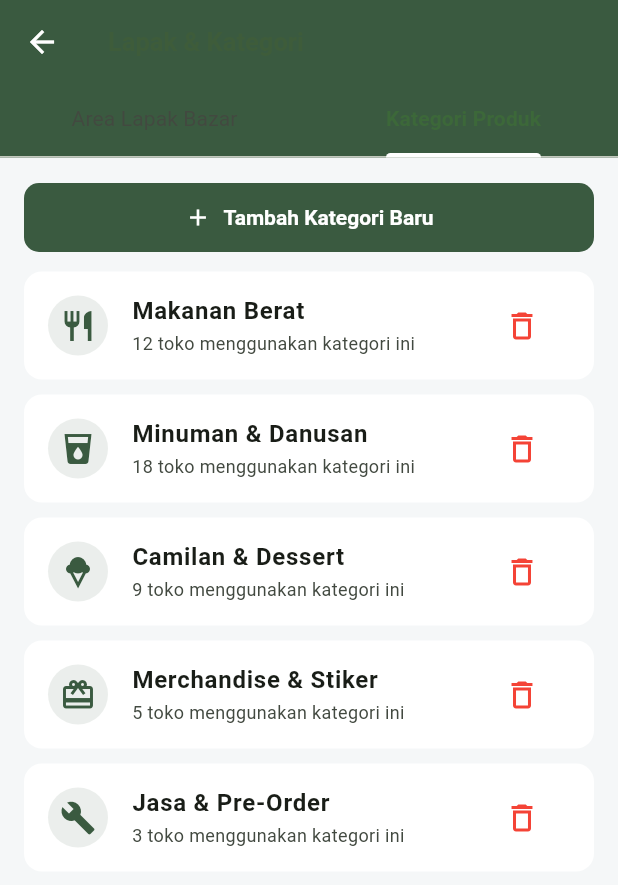
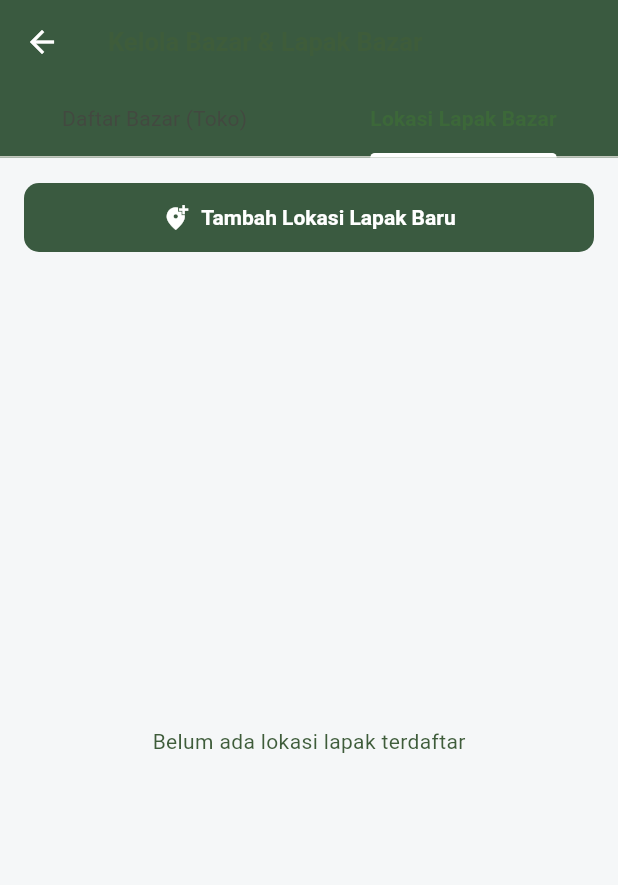
Before and after one commit to OliviaSILITONGA/bazar_usu, a Flutter app: the ManageBazaarPage screen opened directly, tab 2 chosen, on a phone screen of 412 x 824 dp. Shown: the top 885 px of the screen. Run offline on Flutter 3.47's test engine with Material 3 defaults, Android fonts, the phone set to English and light mode, and no system bars; our stand-ins replace cloud_firestore, firebase_auth, firebase_core, geocoding, geolocator, image_picker; accounts and stored records are empty.

Commit message:
backend kelola bazar

```diff
--- a/lib/screens/manage_bazaar_page.dart
+++ b/lib/screens/manage_bazaar_page.dart
@@ -1,3 +1,4 @@
+import 'package:cloud_firestore/cloud_firestore.dart';
 import 'package:flutter/material.dart';
 
 import '../constants.dart';
@@ -13,68 +14,6 @@ class _ManageBazaarPageState extends State<ManageBazaarPage>
     with SingleTickerProviderStateMixin {
   late TabController _tabController;
 
-  // Data simulasi Lapak Bazar
-  final List<Map<String, dynamic>> _spots = [
-    {
-      'id': '1',
-      'nama': 'Lapak Gedung A - Pendopo USU',
-      'lokasi': 'Fasilkom-TI / Samping Perpustakaan',
-      'kapasitas': 10,
-      'terisi': 8,
-      'status': 'Aktif',
-    },
-    {
-      'id': '2',
-      'nama': 'Lapak Parkiran FEB',
-      'lokasi': 'Pelataran Fakultas Ekonomi',
-      'kapasitas': 15,
-      'terisi': 15,
-      'status': 'Penuh',
-    },
-    {
-      'id': '3',
-      'nama': 'Lapak Lapangan Pancasila',
-      'lokasi': 'Area Tengah Kampus USU',
-      'kapasitas': 20,
-      'terisi': 5,
-      'status': 'Aktif',
-    },
-  ];
-
-  // Data simulasi Kategori Produk
-  final List<Map<String, dynamic>> _categories = [
-    {
-      'id': '1',
-      'nama': 'Makanan Berat',
-      'icon': Icons.restaurant,
-      'jumlahToko': 12,
-    },
-    {
-      'id': '2',
-      'nama': 'Minuman & Danusan',
-      'icon': Icons.local_drink,
-      'jumlahToko': 18,
-    },
-    {
-      'id': '3',
-      'nama': 'Camilan & Dessert',
-      'icon': Icons.icecream,
-      'jumlahToko': 9,
-    },
-    {
-      'id': '4',
-      'nama': 'Merchandise & Stiker',
-      'icon': Icons.card_giftcard,
-      'jumlahToko': 5,
-    },
-    {
-      'id': '5',
-      'nama': 'Jasa & Pre-Order',
-      'icon': Icons.build,
-      'jumlahToko': 3,
-    },
-  ];
-
   @override
   void initState() {
     super.initState();
@@ -87,42 +26,50 @@ class _ManageBazaarPageState extends State<ManageBazaarPage>
     super.dispose();
   }
 
-  // Dialog Tambah / Edit Lapak
-  void _showAddEditSpotDialog({Map<String, dynamic>? spot, int? index}) {
+  // Dialog Tambah / Edit Lokasi Lapak Bazar (Tab 2)
+  void _showAddEditSpotDialog({DocumentSnapshot? doc}) {
     final nameController = TextEditingController(
-      text: spot != null ? spot['nama'] : '',
+      text: doc != null ? doc['nama'] : '',
     );
     final locationController = TextEditingController(
-      text: spot != null ? spot['lokasi'] : '',
+      text: doc != null ? doc['lokasi'] : '',
     );
     final capacityController = TextEditingController(
-      text: spot != null ? spot['kapasitas'].toString() : '',
+      text: doc != null ? doc['kapasitas'].toString() : '',
     );
 
     showDialog(
       context: context,
       builder: (context) {
         return AlertDialog(
-          title: Text(spot == null ? 'Tambah Area Lapak' : 'Edit Area Lapak'),
+          title: Text(
+            doc == null ? 'Tambah Lokasi Lapak Baru' : 'Edit Lokasi Lapak',
+          ),
           content: Column(
             mainAxisSize: MainAxisSize.min,
             children: [
               TextField(
                 controller: nameController,
-                decoration: const InputDecoration(labelText: 'Nama Area Lapak'),
+                decoration: const InputDecoration(
+                  labelText: 'Nama Lokasi / Fakultas',
+                  hintText: 'Contoh: FEB, Fasilkom-TI, Pendopo USU',
+                ),
               ),
               const SizedBox(height: 8),
               TextField(
                 controller: locationController,
                 decoration: const InputDecoration(
-                  labelText: 'Lokasi / Patokan',
+                  labelText: 'Detail Patokan Tempat',
+                  hintText: 'Contoh: Pelataran Parkiran FEB',
                 ),
               ),
               const SizedBox(height: 8),
               TextField(
                 controller: capacityController,
                 keyboardType: TextInputType.number,
-                decoration: const InputDecoration(labelText: 'Kapasitas Toko'),
+                decoration: const InputDecoration(
+                  labelText: 'Kapasitas Maksimal Bazar',
+                ),
               ),
             ],
           ),
@@ -133,28 +80,31 @@ class _ManageBazaarPageState extends State<ManageBazaarPage>
             ),
             ElevatedButton(
               style: ElevatedButton.styleFrom(backgroundColor: kGreen),
-              onPressed: () {
+              onPressed: () async {
                 if (nameController.text.isNotEmpty &&
                     capacityController.text.isNotEmpty) {
-                  setState(() {
-                    if (spot == null) {
-                      _spots.add({
-                        'id': DateTime.now().millisecondsSinceEpoch.toString(),
-                        'nama': nameController.text,
-                        'lokasi': locationController.text,
-                        'kapasitas':
-                            int.tryParse(capacityController.text) ?? 10,
-                        'terisi': 0,
-                        'status': 'Aktif',
+                  final kapasitas = int.tryParse(capacityController.text) ?? 10;
+
+                  if (doc == null) {
+                    await FirebaseFirestore.instance
+                        .collection('bazaar_spots')
+                        .add({
+                          'nama': nameController.text.trim(),
+                          'lokasi': locationController.text.trim(),
+                          'kapasitas': kapasitas,
+                          'createdAt': FieldValue.serverTimestamp(),
                         });
-                    } else if (index != null) {
-                      _spots[index]['nama'] = nameController.text;
-                      _spots[index]['lokasi'] = locationController.text;
-                      _spots[index]['kapasitas'] =
-                          int.tryParse(capacityController.text) ??
-                          _spots[index]['kapasitas'];
+                  } else {
+                    await FirebaseFirestore.instance
+                        .collection('bazaar_spots')
+                        .doc(doc.id)
+                        .update({
+                          'nama': nameController.text.trim(),
+                          'lokasi': locationController.text.trim(),
+                          'kapasitas': kapasitas,
+                        });
                   }
-                  });
+                  if (!context.mounted) return;
                   Navigator.pop(context);
                 }
               },
@@ -169,59 +119,12 @@ class _ManageBazaarPageState extends State<ManageBazaarPage>
     );
   }
 
-  // Dialog Tambah Kategori
-  void _showAddCategoryDialog() {
-    final nameController = TextEditingController();
-
-    showDialog(
-      context: context,
-      builder: (context) {
-        return AlertDialog(
-          title: const Text('Tambah Kategori Baru'),
-          content: TextField(
-            controller: nameController,
-            decoration: const InputDecoration(
-              labelText: 'Nama Kategori',
-              hintText: 'Contoh: Aksesoris',
-            ),
-          ),
-          actions: [
-            TextButton(
-              onPressed: () => Navigator.pop(context),
-              child: const Text('Batal'),
-            ),
-            ElevatedButton(
-              style: ElevatedButton.styleFrom(backgroundColor: kGreen),
-              onPressed: () {
-                if (nameController.text.isNotEmpty) {
-                  setState(() {
-                    _categories.add({
-                      'id': DateTime.now().millisecondsSinceEpoch.toString(),
-                      'nama': nameController.text,
-                      'icon': Icons.category,
-                      'jumlahToko': 0,
-                    });
-                  });
-                  Navigator.pop(context);
-                }
-              },
-              child: const Text(
-                'Tambah',
-                style: TextStyle(color: Colors.white),
-              ),
-            ),
-          ],
-        );
-      },
-    );
-  }
-
   @override
   Widget build(BuildContext context) {
     return Scaffold(
       backgroundColor: const Color(0xFFF5F7F8),
       appBar: AppBar(
-        title: const Text('Lapak & Kategori'),
+        title: const Text('Kelola Bazar & Lapak Bazar'),
         backgroundColor: kGreen,
         foregroundColor: Colors.white,
         elevation: 0,
@@ -232,15 +135,133 @@ class _ManageBazaarPageState extends State<ManageBazaarPage>
           labelStyle: const TextStyle(fontWeight: FontWeight.bold),
           unselectedLabelStyle: const TextStyle(fontWeight: FontWeight.normal),
           tabs: const [
-            Tab(text: 'Area Lapak Bazar'),
-            Tab(text: 'Kategori Produk'),
+            Tab(text: 'Daftar Bazar (Toko)'),
+            Tab(text: 'Lokasi Lapak Bazar'),
           ],
         ),
       ),
       body: TabBarView(
         controller: _tabController,
         children: [
-          // TAB 1: AREA LAPAK
+          // =================================================================
+          // TAB 1: DAFTAR BAZAR (Mengambil langsung dari koleksi 'tenants')
+          // =================================================================
+          StreamBuilder<QuerySnapshot>(
+            stream: FirebaseFirestore.instance
+                .collection('tenants')
+                .snapshots(),
+            builder: (context, snapshot) {
+              if (snapshot.connectionState == ConnectionState.waiting) {
+                return const Center(
+                  child: CircularProgressIndicator(color: kGreen),
+                );
+              }
+
+              if (!snapshot.hasData || snapshot.data!.docs.isEmpty) {
+                return const Center(
+                  child: Text('Belum ada akun bazar/toko terdaftar'),
+                );
+              }
+
+              final tenantDocs = snapshot.data!.docs;
+
+              return ListView.builder(
+                padding: const EdgeInsets.all(16),
+                itemCount: tenantDocs.length,
+                itemBuilder: (context, index) {
+                  final doc = tenantDocs[index];
+                  final data = doc.data() as Map<String, dynamic>;
+
+                  // Sesuaikan nama field dengan struktur dokumen di koleksi 'tenants' kamu
+                  final namaBazar =
+                      data['storeName'] ??
+                      data['namaToko'] ??
+                      data['nama'] ??
+                      'Bazar Tanpa Nama';
+                  final pemilik =
+                      data['ownerName'] ?? data['namaPemilik'] ?? '-';
+                  final lokasi =
+                      data['lokasi'] ??
+                      data['fakultas'] ??
+                      data['spot'] ??
+                      'Area USU';
+                  final status = data['status'] ?? 'pending';
+
+                  final isApproved = status == 'approved';
+
+                  return Card(
+                    margin: const EdgeInsets.only(bottom: 12),
+                    shape: RoundedRectangleBorder(
+                      borderRadius: BorderRadius.circular(12),
+                    ),
+                    child: ListTile(
+                      contentPadding: const EdgeInsets.symmetric(
+                        horizontal: 16,
+                        vertical: 8,
+                      ),
+                      leading: CircleAvatar(
+                        backgroundColor: isApproved
+                            ? kGreen.withValues(alpha: 0.1)
+                            : Colors.orange.withValues(alpha: 0.1),
+                        child: Icon(
+                          Icons.storefront,
+                          color: isApproved ? kGreen : Colors.orange,
+                        ),
+                      ),
+                      title: Text(
+                        namaBazar,
+                        style: const TextStyle(fontWeight: FontWeight.bold),
+                      ),
+                      subtitle: Column(
+                        crossAxisAlignment: CrossAxisAlignment.start,
+                        children: [
+                          const SizedBox(height: 4),
+                          Text(
+                            'Pemilik/Organisasi: $pemilik',
+                            style: const TextStyle(fontSize: 12),
+                          ),
+                          Text(
+                            'Lokasi Lapak: $lokasi',
+                            style: const TextStyle(
+                              fontSize: 12,
+                              color: kDarkGreen,
+                              fontWeight: FontWeight.w500,
+                            ),
+                          ),
+                        ],
+                      ),
+                      trailing: Container(
+                        padding: const EdgeInsets.symmetric(
+                          horizontal: 10,
+                          vertical: 4,
+                        ),
+                        decoration: BoxDecoration(
+                          color: isApproved
+                              ? Colors.green.shade100
+                              : Colors.orange.shade100,
+                          borderRadius: BorderRadius.circular(12),
+                        ),
+                        child: Text(
+                          isApproved ? 'Aktif' : 'Pending',
+                          style: TextStyle(
+                            fontSize: 11,
+                            fontWeight: FontWeight.bold,
+                            color: isApproved
+                                ? Colors.green.shade800
+                                : Colors.orange.shade800,
+                          ),
+                        ),
+                      ),
+                    ),
+                  );
+                },
+              );
+            },
+          ),
+
+          // =================================================================
+          // TAB 2: LOKASI LAPAK BAZAR (Menghitung jumlah bazar per lokasi)
+          // =================================================================
           Padding(
             padding: const EdgeInsets.all(16.0),
             child: Column(
@@ -256,17 +277,72 @@ class _ManageBazaarPageState extends State<ManageBazaarPage>
                       ),
                     ),
                     icon: const Icon(Icons.add_location_alt),
-                    label: const Text('Tambah Area Lapak Baru'),
+                    label: const Text('Tambah Lokasi Lapak Baru'),
                     onPressed: () => _showAddEditSpotDialog(),
                   ),
                 ),
                 const SizedBox(height: 12),
                 Expanded(
-                  child: ListView.builder(
-                    itemCount: _spots.length,
+                  // Menggunakan nested StreamBuilder untuk mencocokkan lokasi dengan jumlah bazar di 'tenants'
+                  child: StreamBuilder<QuerySnapshot>(
+                    stream: FirebaseFirestore.instance
+                        .collection('bazaar_spots')
+                        .orderBy('createdAt', descending: true)
+                        .snapshots(),
+                    builder: (context, spotSnapshot) {
+                      if (spotSnapshot.connectionState ==
+                          ConnectionState.waiting) {
+                        return const Center(
+                          child: CircularProgressIndicator(color: kGreen),
+                        );
+                      }
+
+                      if (!spotSnapshot.hasData ||
+                          spotSnapshot.data!.docs.isEmpty) {
+                        return const Center(
+                          child: Text('Belum ada lokasi lapak terdaftar'),
+                        );
+                      }
+
+                      final spotDocs = spotSnapshot.data!.docs;
+
+                      return StreamBuilder<QuerySnapshot>(
+                        stream: FirebaseFirestore.instance
+                            .collection('tenants')
+                            .where('status', isEqualTo: 'approved')
+                            .snapshots(),
+                        builder: (context, tenantSnapshot) {
+                          final activeTenants = tenantSnapshot.hasData
+                              ? tenantSnapshot.data!.docs
+                              : [];
+
+                          return ListView.builder(
+                            itemCount: spotDocs.length,
                             itemBuilder: (context, index) {
-                      final spot = _spots[index];
-                      final isFull = spot['terisi'] >= spot['kapasitas'];
+                              final doc = spotDocs[index];
+                              final data = doc.data() as Map<String, dynamic>;
+
+                              final namaTempat = data['nama'] ?? 'Tanpa Nama';
+                              final detailLokasi = data['lokasi'] ?? '-';
+                              final kapasitas = data['kapasitas'] ?? 10;
+
+                              // Hitung ada berapa bazar (toko) aktif yang berlokasi di tempat ini
+                              final terisi = activeTenants.where((tDoc) {
+                                final tData =
+                                    tDoc.data() as Map<String, dynamic>;
+                                final tLokasi =
+                                    (tData['lokasi'] ??
+                                            tData['fakultas'] ??
+                                            tData['spot'] ??
+                                            '')
+                                        .toString()
+                                        .toLowerCase();
+                                return tLokasi.contains(
+                                  namaTempat.toString().toLowerCase(),
+                                );
+                              }).length;
+
+                              final isFull = terisi >= kapasitas;
 
                               return Card(
                                 margin: const EdgeInsets.only(bottom: 12),
@@ -276,7 +352,8 @@ class _ManageBazaarPageState extends State<ManageBazaarPage>
                                 child: Padding(
                                   padding: const EdgeInsets.all(16),
                                   child: Column(
-                            crossAxisAlignment: CrossAxisAlignment.start,
+                                    crossAxisAlignment:
+                                        CrossAxisAlignment.start,
                                     children: [
                                       Row(
                                         mainAxisAlignment:
@@ -284,7 +361,7 @@ class _ManageBazaarPageState extends State<ManageBazaarPage>
                                         children: [
                                           Expanded(
                                             child: Text(
-                                      spot['nama'],
+                                              namaTempat,
                                               style: const TextStyle(
                                                 fontSize: 16,
                                                 fontWeight: FontWeight.bold,
@@ -300,7 +377,8 @@ class _ManageBazaarPageState extends State<ManageBazaarPage>
                                               color: isFull
                                                   ? Colors.red.shade100
                                                   : Colors.green.shade100,
-                                      borderRadius: BorderRadius.circular(12),
+                                              borderRadius:
+                                                  BorderRadius.circular(12),
                                             ),
                                             child: Text(
                                               isFull ? 'Penuh' : 'Tersedia',
@@ -326,7 +404,7 @@ class _ManageBazaarPageState extends State<ManageBazaarPage>
                                           const SizedBox(width: 4),
                                           Expanded(
                                             child: Text(
-                                      spot['lokasi'],
+                                              detailLokasi,
                                               style: TextStyle(
                                                 fontSize: 13,
                                                 color: Colors.grey.shade700,
@@ -341,10 +419,11 @@ class _ManageBazaarPageState extends State<ManageBazaarPage>
                                             MainAxisAlignment.spaceBetween,
                                         children: [
                                           Text(
-                                    'Kapasitas: ${spot['terisi']} / ${spot['kapasitas']} Toko',
+                                            'Jumlah Bazar: $terisi / $kapasitas Bazar',
                                             style: const TextStyle(
                                               fontSize: 12,
                                               fontWeight: FontWeight.w600,
+                                              color: kDarkGreen,
                                             ),
                                           ),
                                           Row(
@@ -355,9 +434,9 @@ class _ManageBazaarPageState extends State<ManageBazaarPage>
                                                   size: 20,
                                                   color: Colors.blue,
                                                 ),
-                                        onPressed: () => _showAddEditSpotDialog(
-                                          spot: spot,
-                                          index: index,
+                                                onPressed: () =>
+                                                    _showAddEditSpotDialog(
+                                                      doc: doc,
                                                     ),
                                               ),
                                               IconButton(
@@ -366,10 +445,14 @@ class _ManageBazaarPageState extends State<ManageBazaarPage>
                                                   size: 20,
                                                   color: Colors.red,
                                                 ),
-                                        onPressed: () {
-                                          setState(
-                                            () => _spots.removeAt(index),
-                                          );
+                                                onPressed: () async {
+                                                  await FirebaseFirestore
+                                                      .instance
+                                                      .collection(
+                                                        'bazaar_spots',
+                                                      )
+                                                      .doc(doc.id)
+                                                      .delete();
                                                 },
                                               ),
                                             ],
@@ -381,66 +464,8 @@ class _ManageBazaarPageState extends State<ManageBazaarPage>
                                 ),
                               );
                             },
-                  ),
-                ),
-              ],
-            ),
-          ),
-
-          // TAB 2: KATEGORI PRODUK
-          Padding(
-            padding: const EdgeInsets.all(16.0),
-            child: Column(
-              children: [
-                SizedBox(
-                  width: double.infinity,
-                  child: ElevatedButton.icon(
-                    style: ElevatedButton.styleFrom(
-                      backgroundColor: kGreen,
-                      foregroundColor: Colors.white,
-                      shape: RoundedRectangleBorder(
-                        borderRadius: BorderRadius.circular(10),
-                      ),
-                    ),
-                    icon: const Icon(Icons.add),
-                    label: const Text('Tambah Kategori Baru'),
-                    onPressed: _showAddCategoryDialog,
-                  ),
-                ),
-                const SizedBox(height: 12),
-                Expanded(
-                  child: ListView.builder(
-                    itemCount: _categories.length,
-                    itemBuilder: (context, index) {
-                      final cat = _categories[index];
-                      return Card(
-                        margin: const EdgeInsets.only(bottom: 10),
-                        shape: RoundedRectangleBorder(
-                          borderRadius: BorderRadius.circular(12),
-                        ),
-                        child: ListTile(
-                          leading: CircleAvatar(
-                            backgroundColor: kGreen.withValues(alpha: 0.1),
-                            child: Icon(cat['icon'] as IconData, color: kGreen),
-                          ),
-                          title: Text(
-                            cat['nama'],
-                            style: const TextStyle(fontWeight: FontWeight.bold),
-                          ),
-                          subtitle: Text(
-                            '${cat['jumlahToko']} toko menggunakan kategori ini',
-                            style: const TextStyle(fontSize: 12),
-                          ),
-                          trailing: IconButton(
-                            icon: const Icon(
-                              Icons.delete_outline,
-                              color: Colors.red,
-                            ),
-                            onPressed: () {
-                              setState(() => _categories.removeAt(index));
+                          );
                         },
-                          ),
-                        ),
                       );
                     },
                   ),
```
Also changed, not shown: lib/screens/admin_dashboard_page.dart (+43 -13 lines). Lines whose indentation alone changed are shown as unchanged.
